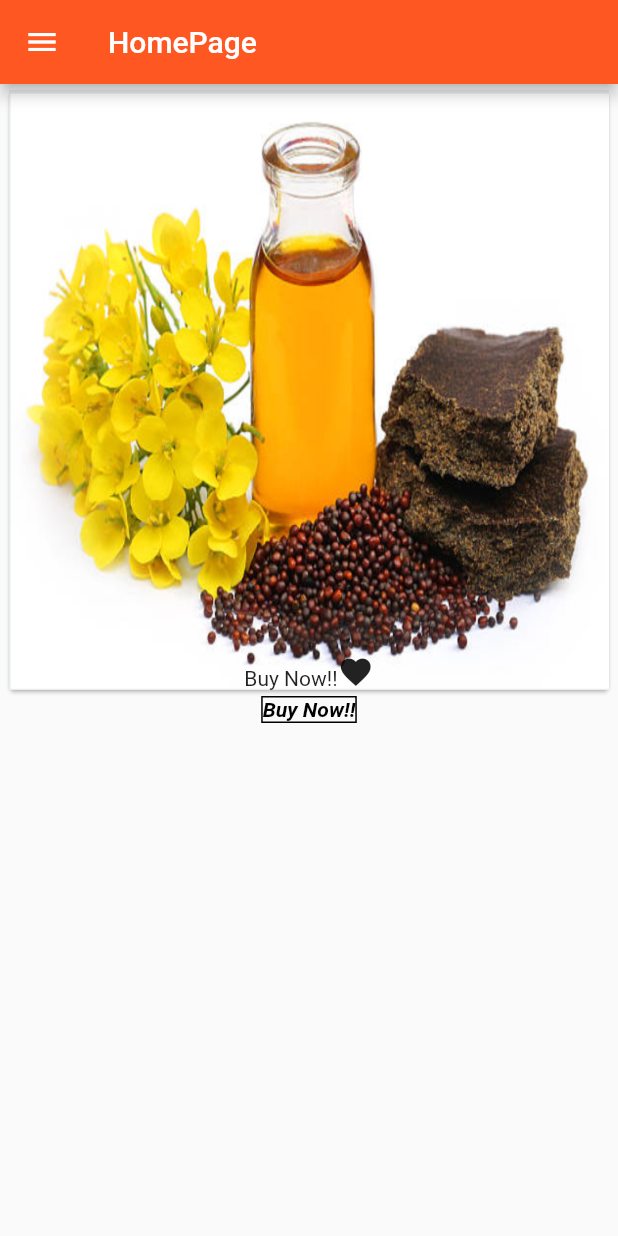
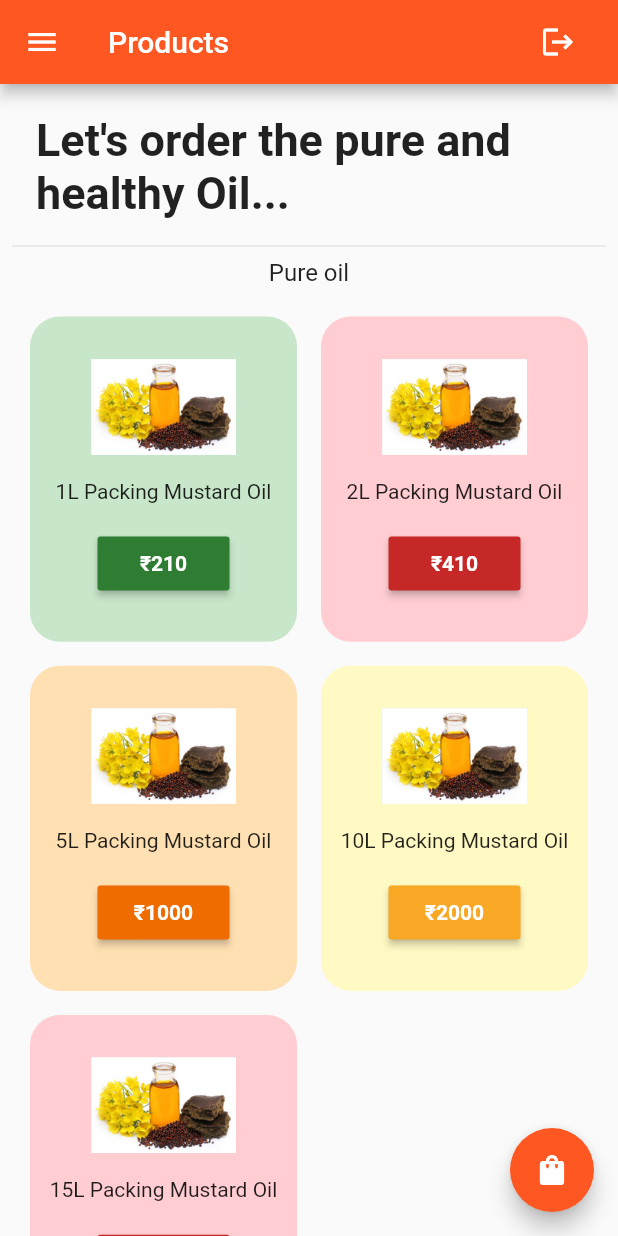
Before and after one commit to ashishpandey2600/shoppers-solution, a Flutter app: the HomePage screen opened directly, on a phone screen of 412 x 824 dp. Run offline on Flutter 3.47's test engine with Material 2 defaults, Android fonts, the light colour scheme and no system bars; our stand-ins replace firebase_auth, firebase_core, fluttertoast, modal_progress_hud_nsn; missing offline and left inert: dart:ffi; accounts and stored records are empty.

Commit message:
updated ui

```diff
--- a/solution_shoppers/lib/model/cart_model.dart
+++ b/solution_shoppers/lib/model/cart_model.dart
@@ -2,10 +2,11 @@ import 'package:flutter/material.dart';
 
 class CartModel extends ChangeNotifier {
   final List _shopItems = [
-    ["1L Packing Mustard Oil", "100", "assets/a.jpg", Colors.green],
-    ["10L Packing Mustard Oil", "101", "assets/a.jpg", Colors.orange],
-    ["1L Packing Mustard Oil", "110", "assets/a.jpg", Colors.yellow],
-    ["1L Packing Mustard Oil", "103", "assets/a.jpg", Colors.red],
+    ["1L Packing Mustard Oil", "210", "assets/m.png", Colors.green],
+    ["2L Packing Mustard Oil", "410", "assets/m.png", Colors.red],
+    ["5L Packing Mustard Oil", "1000", "assets/m.png", Colors.orange],
+    ["10L Packing Mustard Oil", "2000", "assets/m.png", Colors.yellow],
+    ["15L Packing Mustard Oil", "3000", "assets/m.png", Colors.red],
   ];
 
   //list of cart items
@@ -27,7 +28,7 @@ class CartModel extends ChangeNotifier {
   String calculateTotal() {
     double totalPrice = 0;
 
-    for(int i=0;i< _cartItems.length;i++){
+    for (int i = 0; i < _cartItems.length; i++) {
       totalPrice += double.parse(_cartItems[i][1]);
     }
     return totalPrice.toStringAsFixed(2);
--- a/solution_shoppers/lib/screens/homepage.dart
+++ b/solution_shoppers/lib/screens/homepage.dart
@@ -1,5 +1,10 @@
+import 'dart:ffi';
+
 import 'package:firebase_auth/firebase_auth.dart';
+import 'package:flutter/cupertino.dart';
 import 'package:flutter/material.dart';
+import 'package:provider/provider.dart';
+import 'package:solution_shoppers/controller/product_tile.dart';
 import 'package:solution_shoppers/drawer/about.dart';
 import 'package:solution_shoppers/drawer/contact.dart';
 import 'package:solution_shoppers/drawer/favourite.dart';
@@ -7,6 +12,8 @@ import 'package:solution_shoppers/drawer/myaccount.dart';
 import 'package:solution_shoppers/drawer/mycart.dart';
 import 'package:solution_shoppers/drawer/myorders.dart';
 import 'package:solution_shoppers/drawer/nutritionchart.dart';
+import 'package:solution_shoppers/model/cart_model.dart';
+import 'package:solution_shoppers/screens/cartPage.dart';
 import 'package:solution_shoppers/screens/optionscreen.dart';
 
 class HomePage extends StatefulWidget {
@@ -22,23 +29,39 @@ class _HomePageState extends State<HomePage> {
   @override
   Widget build(BuildContext context) {
     return Scaffold(
+      floatingActionButton: FloatingActionButton(
+          child: Icon(Icons.shopping_bag),
+          onPressed: () {
+            Navigator.push(
+                context, CupertinoPageRoute(builder: (context) => CartPage()));
+          }),
       key: _key,
       drawer: Drawer(
         child: SingleChildScrollView(
             child: Column(
           children: [
+            SizedBox(
+              height: 10,
+            ),
+            ListTile(
+              title: Text("Products"),
+              onTap: () {
+                Navigator.push(context,
+                    MaterialPageRoute(builder: (context) => HomePage()));
+              },
+            ),
             ListTile(
               title: Text("My Orders"),
               onTap: () {
-                  Navigator.push(context,
-                      MaterialPageRoute(builder: (context) => Orders()));
+                Navigator.push(
+                    context, MaterialPageRoute(builder: (context) => Orders()));
               },
             ),
             ListTile(
               title: Text("My Cart"),
               onTap: () {
-                  Navigator.push(
-                      context, MaterialPageRoute(builder: (context) => Cart()));
+                Navigator.push(context,
+                    MaterialPageRoute(builder: (context) => CartPage()));
               },
             ),
             ListTile(
@@ -58,10 +81,8 @@ class _HomePageState extends State<HomePage> {
             ListTile(
               title: Text("Nutrition Chart"),
               onTap: () {
-                  Navigator.push(
-                      context,
-                      MaterialPageRoute(
-                          builder: (context) => NutritionChart()));
+                Navigator.push(context,
+                    MaterialPageRoute(builder: (context) => NutritionChart()));
               },
             ),
             ListTile(
@@ -74,50 +95,78 @@ class _HomePageState extends State<HomePage> {
             ListTile(
               title: Text("About"),
               onTap: () {
-                  Navigator.push(context,
-                      MaterialPageRoute(builder: (context) => About()));
+                Navigator.push(
+                    context, MaterialPageRoute(builder: (context) => About()));
               },
             ),
           ],
         )),
       ),
       appBar: AppBar(
-          title: Text("HomePage"),
-        ),
-        body: Container(
+          title: Row(
+        children: [
+          Expanded(child: Text("Products")),
+          IconButton(
+              onPressed: () {
+                logout();
+              },
+              icon: Icon(Icons.logout))
+        ],
+      )),
+      body: SafeArea(
           child: Column(
         children: [
-              Card(
-                  child: Container(
-                width: 400,
-                height: 400,
-                decoration: BoxDecoration(
-                    image: DecorationImage(
-                        image: AssetImage('assets/m.png'), fit: BoxFit.fill)),
-                child: Container(
-                  child: Row(
-                    mainAxisAlignment: MainAxisAlignment.center,
-                    crossAxisAlignment: CrossAxisAlignment.end,
-                    children: [Text("Buy Now!!"), Icon(Icons.favorite)],
+          SizedBox(
+            height: 20,
+          ),
+          Padding(
+            padding: EdgeInsets.symmetric(horizontal: 24),
+            child: Text(
+              "Let's order the pure and healthy Oil... ",
+              style: TextStyle(
+                fontSize: 30,
+                fontWeight: FontWeight.bold,
               ),
             ),
-              )),
-              Center(
-                child: Container(
-                  decoration:
-                      BoxDecoration(border: Border.all(color: Colors.black)),
+          ),
+          SizedBox(
+            height: 10,
+          ),
+          Padding(
+            padding: EdgeInsets.symmetric(horizontal: 8.0),
+            child: Divider(),
+          ),
+          Padding(
+            padding: EdgeInsets.symmetric(horizontal: 8),
             child: Text(
-                    "Buy Now!!",
-                    style: TextStyle(
-                        color: Colors.black,
-                        fontStyle: FontStyle.italic,
-                        fontWeight: FontWeight.bold),
+              "Pure oil",
+              style: TextStyle(fontSize: 16),
             ),
           ),
-              )
+          Expanded(child: Consumer<CartModel>(
+            builder: (context, value, child) {
+              return GridView.builder(
+                  itemCount: value.shopItem.length,
+                  gridDelegate: SliverGridDelegateWithFixedCrossAxisCount(
+                      crossAxisCount: 2, childAspectRatio: 1 / 1.2),
+                  padding: const EdgeInsets.all(12),
+                  itemBuilder: (context, index) {
+                    return ProductTile(
+                        itemName: value.shopItem[index][0],
+                        itemPrice: value.shopItem[index][1],
+                        imagePath: value.shopItem[index][2],
+                        color: value.shopItem[index][3],
+                        onPressed: () {
+                          Provider.of<CartModel>(context, listen: false)
+                              .addItemToCart(index);
+                          SnackBarItem(index);
+                        });
+                  });
+            },
+          ))
         ],
-          ),
-        ));
+      )),
+    );
   }
 
   logout() {
@@ -125,4 +174,17 @@ class _HomePageState extends State<HomePage> {
     Navigator.push(
         context, MaterialPageRoute(builder: (context) => OptionScreen()));
   }
+
+  SnackBarItem(int index) {
+    final snackBar = SnackBar(
+      content: const Text('Item added to cart!!'),
+      action: SnackBarAction(
+        label: '',
+        onPressed: () => Provider.of<CartModel>(context, listen: false)
+            .removeItemFromCart(index),
+      ),
+    );
+
+    ScaffoldMessenger.of(context).showSnackBar(snackBar);
   }
+}
--- a/solution_shoppers/lib/screens/login.dart
+++ b/solution_shoppers/lib/screens/login.dart
@@ -28,6 +28,8 @@ class _LogInState extends State<LogIn> {
       appBar: AppBar(title: Text("Login")),
       body: ModalProgressHUD(
         inAsyncCall: showspinner,
+        child: Padding(
+          padding: const EdgeInsets.symmetric(horizontal: 20),
           child: Column(
               mainAxisAlignment: MainAxisAlignment.center,
               crossAxisAlignment: CrossAxisAlignment.center,
@@ -124,6 +126,7 @@ class _LogInState extends State<LogIn> {
                     ))
               ]),
         ),
+      ),
     );
   }
 
--- a/solution_shoppers/lib/screens/signup.dart
+++ b/solution_shoppers/lib/screens/signup.dart
@@ -27,6 +27,8 @@ class _SignUpState extends State<SignUp> {
       appBar: AppBar(title: Text("SignUp")),
       body: ModalProgressHUD(
         inAsyncCall: showspinner,
+        child: Padding(
+          padding: const EdgeInsets.symmetric(horizontal: 20),
           child: Column(
               mainAxisAlignment: MainAxisAlignment.center,
               crossAxisAlignment: CrossAxisAlignment.center,
@@ -113,6 +115,7 @@ class _SignUpState extends State<SignUp> {
                     ))
               ]),
         ),
+      ),
     );
   }
 
```
Also changed, not shown: solution_shoppers/lib/main.dart (+10 -1 lines), solution_shoppers/lib/screens/cartPage.dart (added, +90 -0 lines), solution_shoppers/lib/screens/optionscreen.dart (+13 -7 lines), solution_shoppers/assets/f.png. Lines whose indentation alone changed are shown as unchanged.
